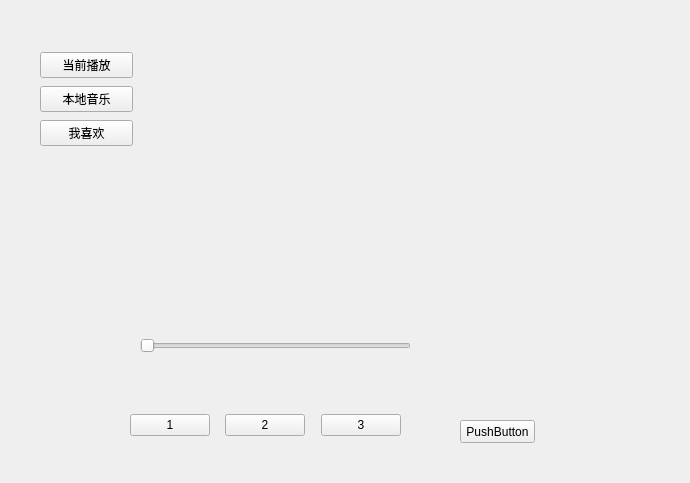
jianba/qtmusic, file qtmusic/mainwidget.ui: the form before one commit.
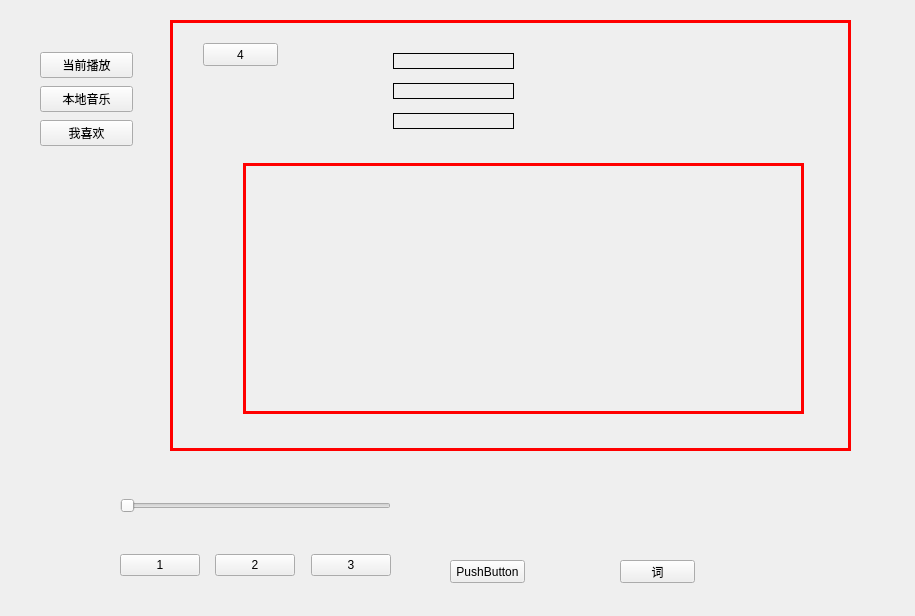
The form after the commit. The open tabs and pages were chosen to show the change. Custom widgets are drawn as their Qt base class.

The edit to the form file:
```diff
--- a/qtmusic/mainwidget.ui
+++ b/qtmusic/mainwidget.ui
@@ -6,8 +6,8 @@
    <rect>
     <x>0</x>
     <y>0</y>
-    <width>690</width>
-    <height>483</height>
+    <width>915</width>
+    <height>616</height>
    </rect>
   </property>
   <property name="windowTitle">
@@ -16,12 +16,15 @@
   <widget class="QStackedWidget" name="stackedWidget">
    <property name="geometry">
     <rect>
-     <x>150</x>
-     <y>30</y>
-     <width>371</width>
-     <height>261</height>
+     <x>170</x>
+     <y>20</y>
+     <width>681</width>
+     <height>431</height>
     </rect>
    </property>
+   <property name="styleSheet">
+    <string notr="true">#stackedWidget{border:3px solid red}</string>
+   </property>
    <property name="currentIndex">
     <number>0</number>
    </property>
@@ -80,7 +83,91 @@
      </property>
     </widget>
    </widget>
-   <widget class="QWidget" name="page_4"/>
+   <widget class="QWidget" name="page_4">
+    <widget class="QLabel" name="musicAlbumLabel">
+     <property name="geometry">
+      <rect>
+       <x>220</x>
+       <y>30</y>
+       <width>121</width>
+       <height>16</height>
+      </rect>
+     </property>
+     <property name="frameShape">
+      <enum>QFrame::Box</enum>
+     </property>
+     <property name="text">
+      <string/>
+     </property>
+     <property name="scaledContents">
+      <bool>false</bool>
+     </property>
+     <property name="wordWrap">
+      <bool>false</bool>
+     </property>
+    </widget>
+    <widget class="QLabel" name="musicAuthorLabel">
+     <property name="geometry">
+      <rect>
+       <x>220</x>
+       <y>60</y>
+       <width>121</width>
+       <height>16</height>
+      </rect>
+     </property>
+     <property name="frameShape">
+      <enum>QFrame::Box</enum>
+     </property>
+     <property name="midLineWidth">
+      <number>1</number>
+     </property>
+     <property name="text">
+      <string/>
+     </property>
+    </widget>
+    <widget class="QLabel" name="musicTitleLabel">
+     <property name="geometry">
+      <rect>
+       <x>220</x>
+       <y>90</y>
+       <width>121</width>
+       <height>16</height>
+      </rect>
+     </property>
+     <property name="frameShape">
+      <enum>QFrame::Box</enum>
+     </property>
+     <property name="text">
+      <string/>
+     </property>
+    </widget>
+    <widget class="LyricWidget" name="lyricWidget" native="true">
+     <property name="geometry">
+      <rect>
+       <x>70</x>
+       <y>140</y>
+       <width>561</width>
+       <height>251</height>
+      </rect>
+     </property>
+     <property name="styleSheet">
+      <string notr="true">#lyricWidget{border:3px solid red}</string>
+     </property>
+    </widget>
+    <widget class="QPushButton" name="pushButton_4">
+     <property name="geometry">
+      <rect>
+       <x>30</x>
+       <y>20</y>
+       <width>75</width>
+       <height>23</height>
+      </rect>
+     </property>
+     <property name="text">
+      <string>4</string>
+     </property>
+    </widget>
+   </widget>
   </widget>
   <widget class="QWidget" name="widget" native="true">
    <property name="geometry">
@@ -118,8 +205,8 @@
   <widget class="QSlider" name="positionSlider">
    <property name="geometry">
     <rect>
-     <x>140</x>
-     <y>330</y>
+     <x>120</x>
+     <y>490</y>
      <width>271</width>
      <height>31</height>
     </rect>
@@ -131,8 +218,8 @@
   <widget class="QWidget" name="horizontalLayoutWidget">
    <property name="geometry">
     <rect>
-     <x>130</x>
-     <y>400</y>
+     <x>120</x>
+     <y>540</y>
      <width>271</width>
      <height>51</height>
     </rect>
@@ -190,8 +277,8 @@
   <widget class="QPushButton" name="btnAdd">
    <property name="geometry">
     <rect>
-     <x>460</x>
-     <y>420</y>
+     <x>450</x>
+     <y>560</y>
      <width>75</width>
      <height>23</height>
     </rect>
@@ -200,6 +287,19 @@
     <string>PushButton</string>
    </property>
   </widget>
+  <widget class="QPushButton" name="btnLyric">
+   <property name="geometry">
+    <rect>
+     <x>620</x>
+     <y>560</y>
+     <width>75</width>
+     <height>23</height>
+    </rect>
+   </property>
+   <property name="text">
+    <string>词</string>
+   </property>
+  </widget>
  </widget>
  <customwidgets>
   <customwidget>
@@ -207,6 +307,12 @@
    <extends>QListWidget</extends>
    <header>musiclistwidget.h</header>
   </customwidget>
+  <customwidget>
+   <class>LyricWidget</class>
+   <extends>QWidget</extends>
+   <header location="global">lyricwidget.h</header>
+   <container>1</container>
+  </customwidget>
  </customwidgets>
  <resources/>
  <connections/>
```
Left out of the diff: 2 changed lines with no effect on the pictures.
